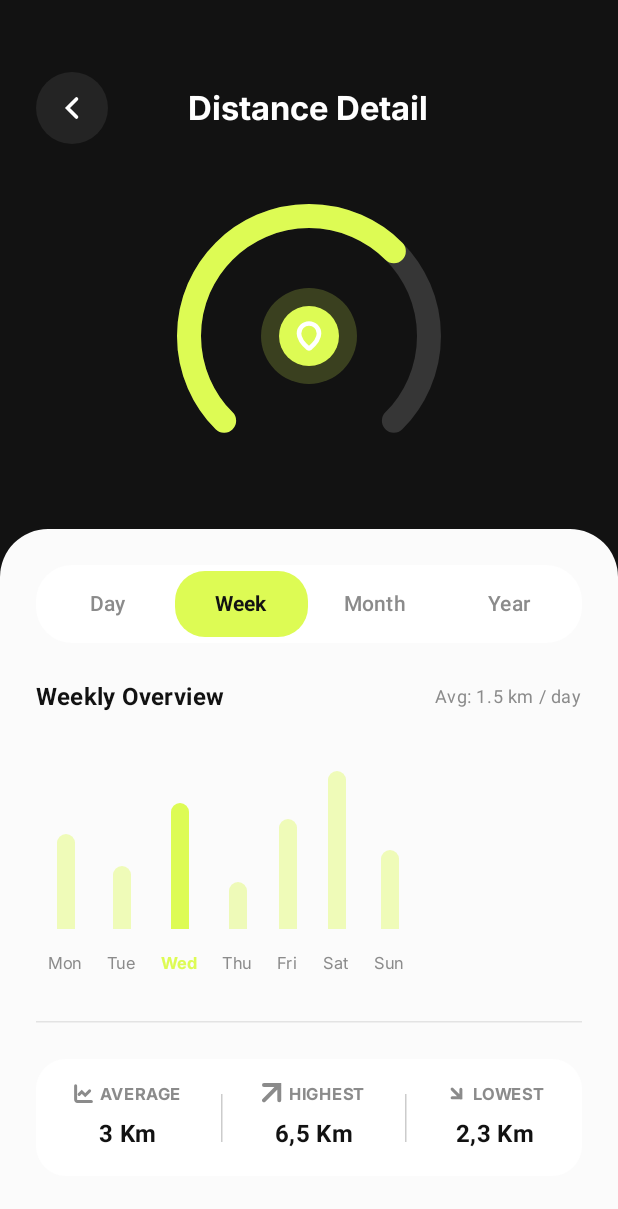
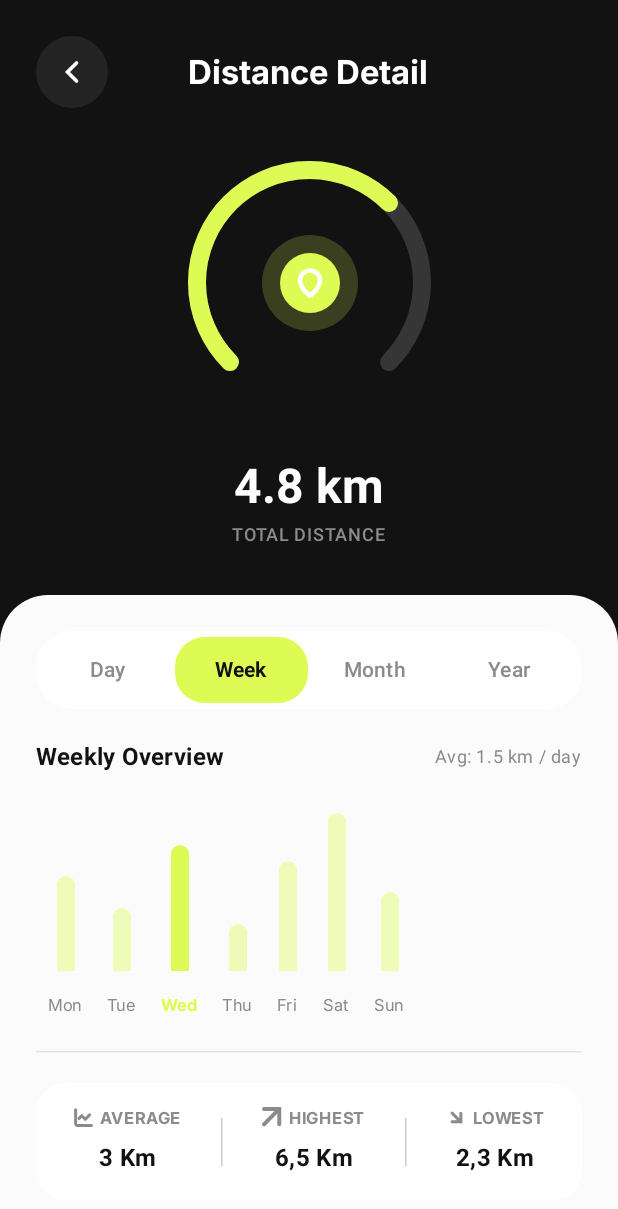
Before and after one commit to SalhanCahyanto/pulse, an Android app built with Jetpack Compose: the DistanceDetailScreen screen opened through its navigation route, on a phone screen of 412 x 824 dp. Shown: the top 1209 px of the screen. Run offline under Robolectric (Android 15) with nearby library versions, the phone set to English and light mode, and no system bars.

Commit message:
Selesai mengubah stepcoun,calories,distance

```diff
--- a/app/src/main/java/com/example/pulse/DistanceDetailScreen.kt
+++ b/app/src/main/java/com/example/pulse/DistanceDetailScreen.kt
@@ -37,7 +37,7 @@ fun DistanceDetailScreen(navController: NavController) {
             modifier = Modifier
                 .fillMaxWidth()
                 .weight(1f) // Takes the available space above the bottom sheet
-                .padding(horizontal = 24.dp, vertical = 48.dp),
+                .padding(start = 24.dp, end = 24.dp, top = 24.dp, bottom = 32.dp),
             horizontalAlignment = Alignment.CenterHorizontally
         ) {
             // Top Bar
@@ -74,28 +74,30 @@ fun DistanceDetailScreen(navController: NavController) {
                 Spacer(modifier = Modifier.weight(1f))
             }
 
-            Spacer(modifier = Modifier.height(48.dp))
+            Spacer(modifier = Modifier.weight(1f))
 
             // Hero Graphic
             Box(
                 contentAlignment = Alignment.Center,
-                modifier = Modifier.size(160.dp)
+                modifier = Modifier
+                    .fillMaxWidth(0.5f)
+                    .aspectRatio(1f)
             ) {
                 // Outer Arc
-                Canvas(modifier = Modifier.fillMaxSize()) {
+                Canvas(modifier = Modifier.fillMaxSize().padding(16.dp)) {
                     drawArc(
                         color = Color.Gray.copy(alpha = 0.3f),
                         startAngle = 135f,
                         sweepAngle = 270f,
                         useCenter = false,
-                        style = Stroke(width = 16.dp.toPx(), cap = StrokeCap.Round)
+                        style = Stroke(width = 12.dp.toPx(), cap = StrokeCap.Round)
                     )
                     drawArc(
                         color = LimeGreen,
                         startAngle = 135f,
                         sweepAngle = 180f,
                         useCenter = false,
-                        style = Stroke(width = 16.dp.toPx(), cap = StrokeCap.Round)
+                        style = Stroke(width = 12.dp.toPx(), cap = StrokeCap.Round)
                     )
                 }
 
@@ -122,16 +124,16 @@ fun DistanceDetailScreen(navController: NavController) {
                 }
             }
 
-            Spacer(modifier = Modifier.height(32.dp))
+            Spacer(modifier = Modifier.weight(1f))
 
             // Values
             Text(
                 text = "4.8 km",
-                style = MaterialTheme.typography.displayMedium,
+                style = MaterialTheme.typography.headlineLarge,
                 fontWeight = FontWeight.Bold,
                 color = Color.White
             )
-            Spacer(modifier = Modifier.height(8.dp))
+            Spacer(modifier = Modifier.height(4.dp))
             Text(
                 text = "TOTAL DISTANCE",
                 style = MaterialTheme.typography.labelMedium,
@@ -183,7 +185,7 @@ fun DistanceDetailScreen(navController: NavController) {
                     }
                 }
 
-                Spacer(modifier = Modifier.height(24.dp))
+                Spacer(modifier = Modifier.height(20.dp))
 
                 // Dynamic Title Row
                 Row(
@@ -204,14 +206,14 @@ fun DistanceDetailScreen(navController: NavController) {
                     )
                 }
 
-                Spacer(modifier = Modifier.height(32.dp))
+                Spacer(modifier = Modifier.height(20.dp))
 
                 // Dynamic Scrollable Bar Chart
                 DynamicChartSection(selectedTab = selectedTab)
 
-                Spacer(modifier = Modifier.height(32.dp))
+                Spacer(modifier = Modifier.height(24.dp))
                 HorizontalDivider(color = Color.LightGray.copy(alpha = 0.5f))
-                Spacer(modifier = Modifier.height(24.dp))
+                Spacer(modifier = Modifier.height(20.dp))
 
                 // Stats Footer
                 Row(
@@ -250,8 +252,6 @@ fun DistanceDetailScreen(navController: NavController) {
                         value = "2,3 Km"
                     )
                 }
-
-                Spacer(modifier = Modifier.height(16.dp))
             }
         }
     }
```
Also changed, not shown: app/src/main/java/com/example/pulse/CaloriesDetailScreen.kt (+7 -5 lines), app/src/main/java/com/example/pulse/StepCountDetailScreen.kt (+14 -14 lines).
